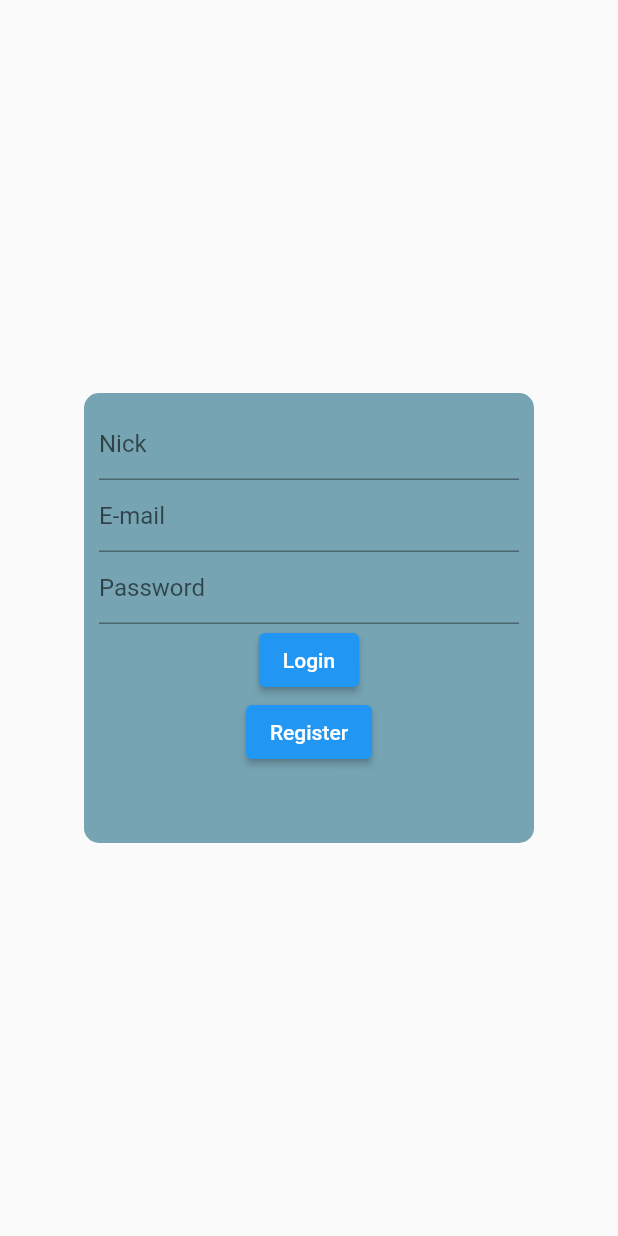
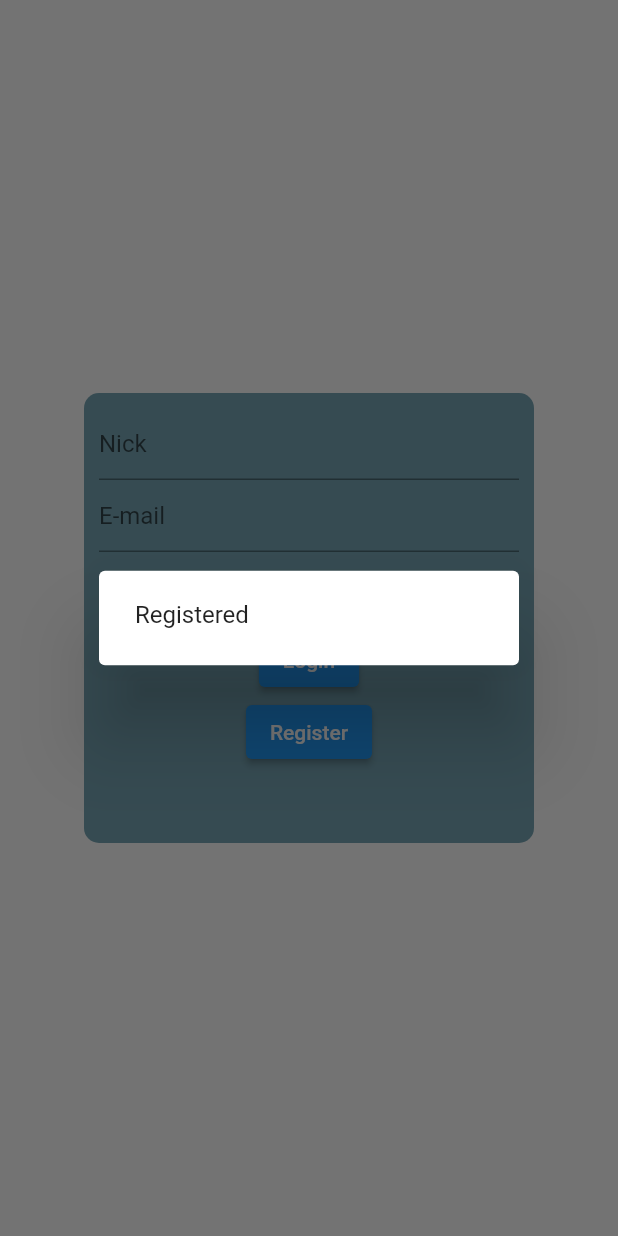
Before and after one commit to GWEiRDNA/gig-planner, a Flutter app: the LoginView screen opened directly, after a tap on "Register", on a phone screen of 412 x 824 dp. Run offline on Flutter 3.47's test engine with Material 2 defaults, Android fonts, the phone set to English and light mode, and no system bars; missing offline and left inert: dart:ffi, postgres.

Commit message:
Login dialogs

```diff
--- a/gig_planner/lib/views/login.dart
+++ b/gig_planner/lib/views/login.dart
@@ -15,6 +15,14 @@ class _LoginViewState extends State<LoginView> {
   String nick = "";
   String eMail = "";
   String password = "";
+
+  showLoginDialog(String text){
+    showDialog(context: context, builder: (context){
+      return AlertDialog(
+        content: Text(text),
+      );
+    });
+  }
 
   @override
   Widget build(BuildContext context) {
@@ -67,14 +75,14 @@ class _LoginViewState extends State<LoginView> {
                     MaterialPageRoute(builder: (_) => const MyApp())
                   );
                 }else{
-                  print("Login Error");
+                  showLoginDialog("Error");
                 }
               }, child: const Text("Login")),
               ElevatedButton(onPressed: (){
                 if(widget.logCtl.register(nick, eMail, password)){
-                  print("Registered");
+                  showLoginDialog("Registered");
                 }else{
-                  print("Register Error");
+                  showLoginDialog("Error");
                 }
               }, child: const Text("Register")),
             ],
```
